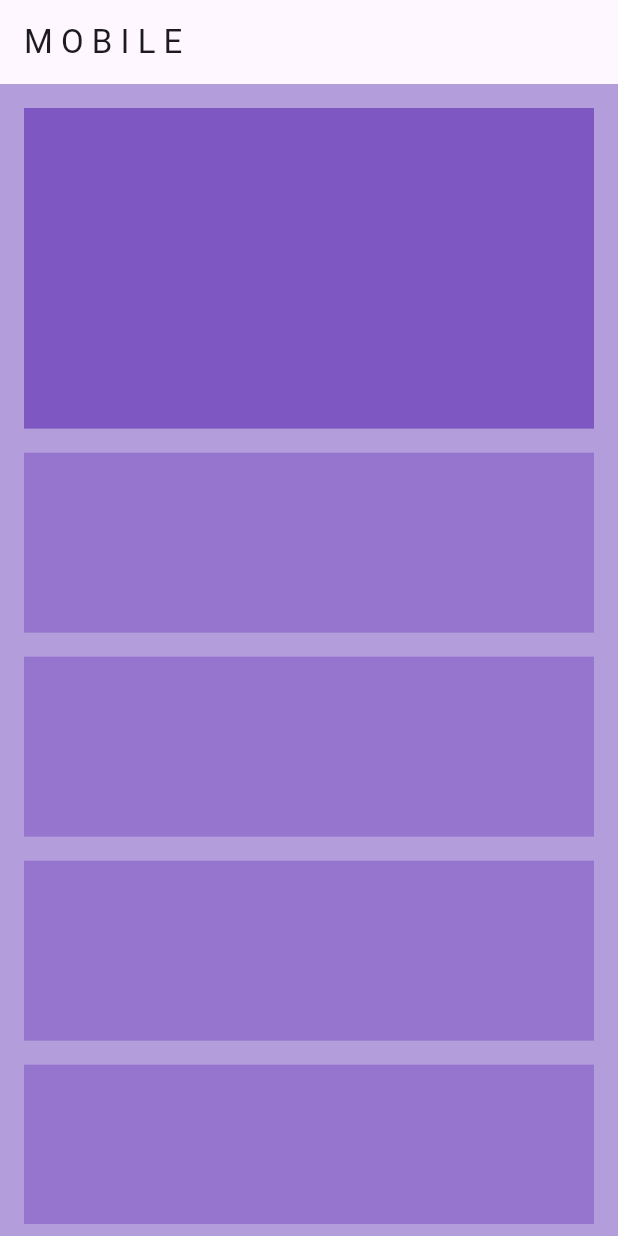
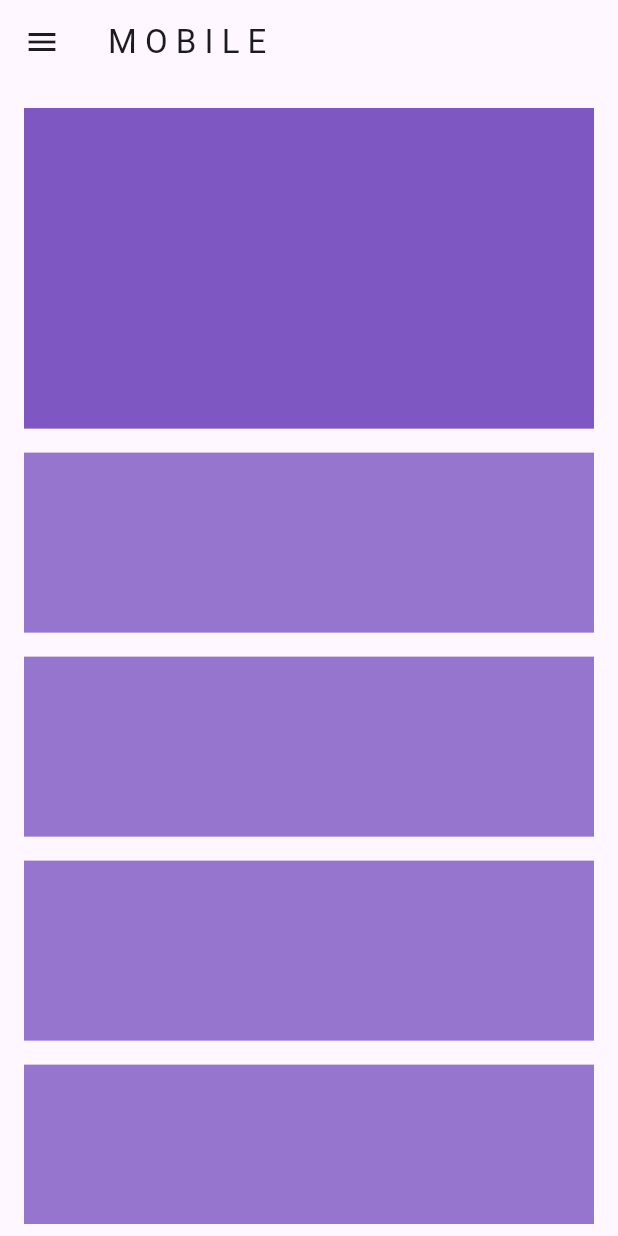
Before and after one commit to shinnkura/flutter_note, a Flutter app: the MyMobileBody screen opened directly, on a phone screen of 412 x 824 dp. Run offline on Flutter 3.47's test engine with Material 2 defaults, Android fonts, the phone set to English and light mode, and no system bars.

```diff
--- a/lib/responsive/component/mobile_body.dart
+++ b/lib/responsive/component/mobile_body.dart
@@ -1,4 +1,5 @@
 import 'package:flutter/material.dart';
+import 'package:flutter_note/components/button.dart';
 
 class MyMobileBody extends StatelessWidget {
   const MyMobileBody({Key? key}) : super(key: key);
@@ -6,9 +7,37 @@ class MyMobileBody extends StatelessWidget {
   @override
   Widget build(BuildContext context) {
     return Scaffold(
-      backgroundColor: Colors.deepPurple[200],
+      // backgroundColor: Colors.deepPurple[200],
       appBar: AppBar(
         title: Text('M O B I L E'),
+      ),
+      drawer: Drawer(
+        child: ListView(
+          padding: EdgeInsets.zero,
+          children: <Widget>[
+            Container(
+              height: 60.0,
+              child: DrawerHeader(
+                child: Text('Menu'),
+                decoration: BoxDecoration(
+                  color: Colors.deepPurple,
+                ),
+              ),
+            ),
+            ListTile(
+              title: Text('Item 1'),
+              onTap: () {
+                Navigator.pop(context);
+              },
+            ),
+            ListTile(
+              title: Text('Item 2'),
+              onTap: () {
+                Navigator.pop(context);
+              },
+            ),
+          ],
+        ),
       ),
       body: Padding(
         padding: const EdgeInsets.all(8.0),
```
Also changed, not shown: 1 other file.
